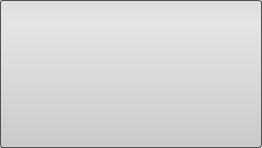
Qt form src/Interface/ToolInterface/MeasurementToolInterface.ui (SCIInstitute/Seg3D) before a commit.
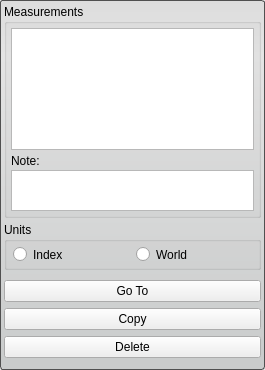
The same form after that commit. Custom widgets are drawn as their Qt base class.

Commit message: - Finished measurement tool layout.  Nothing is hooked up.

What changed in the file:
```diff
--- a/src/Interface/ToolInterface/MeasurementToolInterface.ui
+++ b/src/Interface/ToolInterface/MeasurementToolInterface.ui
@@ -6,12 +6,12 @@
    <rect>
     <x>0</x>
     <y>0</y>
-    <width>262</width>
-    <height>148</height>
+    <width>265</width>
+    <height>370</height>
    </rect>
   </property>
   <property name="sizePolicy">
-   <sizepolicy hsizetype="Preferred" vsizetype="Fixed">
+   <sizepolicy hsizetype="Preferred" vsizetype="Preferred">
     <horstretch>0</horstretch>
     <verstretch>0</verstretch>
    </sizepolicy>
@@ -19,7 +19,7 @@
   <property name="minimumSize">
    <size>
     <width>0</width>
-    <height>65</height>
+    <height>282</height>
    </size>
   </property>
   <property name="maximumSize">
@@ -32,21 +32,309 @@
    <string>Measure Tool</string>
   </property>
   <property name="styleSheet">
-   <string notr="true">QWidget#MeasurementToolInterface{
+   <string notr="true"/>
+  </property>
+  <layout class="QVBoxLayout" name="verticalLayout_6">
+   <property name="spacing">
+    <number>0</number>
+   </property>
+   <property name="margin">
+    <number>0</number>
+   </property>
+   <item>
+    <widget class="QWidget" name="base_" native="true">
+     <property name="minimumSize">
+      <size>
+       <width>0</width>
+       <height>0</height>
+      </size>
+     </property>
+     <property name="styleSheet">
+      <string notr="true">QWidget#base_{
   border-radius: 3px;
   border: 1px solid rgb(80, 80,80);
   background-color: qlineargradient(spread:pad, x1:0.5, y1:0, x2:0.5, y2:0.960227, stop:0 rgba(221, 221, 221, 255), stop:0.155779 rgba(228, 228, 228, 255), stop:1 rgba(202, 204, 204, 255));      
 }</string>
-  </property>
-  <layout class="QVBoxLayout" name="verticalLayout">
-   <property name="spacing">
-    <number>2</number>
-   </property>
-   <property name="margin">
-    <number>4</number>
-   </property>
+     </property>
+     <layout class="QVBoxLayout" name="verticalLayout_7">
+      <property name="spacing">
+       <number>0</number>
+      </property>
+      <property name="margin">
+       <number>4</number>
+      </property>
+      <item>
+       <widget class="QGroupBox" name="measurements_groupbox_">
+        <property name="title">
+         <string>Measurements</string>
+        </property>
+        <layout class="QVBoxLayout" name="verticalLayout_3" stretch="3,0,1">
+         <property name="spacing">
+          <number>0</number>
+         </property>
+         <property name="margin">
+          <number>4</number>
+         </property>
+         <item>
+          <widget class="QWidget" name="table_widget_" native="true">
+           <layout class="QVBoxLayout" name="verticalLayout_5">
+            <property name="spacing">
+             <number>0</number>
+            </property>
+            <property name="margin">
+             <number>0</number>
+            </property>
+            <item>
+             <widget class="Seg3D::MeasurementTableView" name="table_view_"/>
+            </item>
+           </layout>
+          </widget>
+         </item>
+         <item>
+          <widget class="QWidget" name="label_widget_" native="true">
+           <layout class="QHBoxLayout" name="horizontalLayout_3">
+            <property name="spacing">
+             <number>0</number>
+            </property>
+            <property name="leftMargin">
+             <number>0</number>
+            </property>
+            <property name="topMargin">
+             <number>4</number>
+            </property>
+            <property name="rightMargin">
+             <number>0</number>
+            </property>
+            <property name="bottomMargin">
+             <number>2</number>
+            </property>
+            <item>
+             <widget class="QLabel" name="note_label_">
+              <property name="text">
+               <string>Note:</string>
+              </property>
+             </widget>
+            </item>
+           </layout>
+          </widget>
+         </item>
+         <item>
+          <widget class="QWidget" name="textbox_widget_" native="true">
+           <property name="sizePolicy">
+            <sizepolicy hsizetype="Preferred" vsizetype="Preferred">
+             <horstretch>0</horstretch>
+             <verstretch>0</verstretch>
+            </sizepolicy>
+           </property>
+           <property name="minimumSize">
+            <size>
+             <width>0</width>
+             <height>40</height>
+            </size>
+           </property>
+           <property name="maximumSize">
+            <size>
+             <width>16777215</width>
+             <height>16777215</height>
+            </size>
+           </property>
+           <layout class="QVBoxLayout" name="verticalLayout">
+            <property name="spacing">
+             <number>0</number>
+            </property>
+            <property name="margin">
+             <number>0</number>
+            </property>
+            <item>
+             <widget class="QTextEdit" name="note_textbox_">
+              <property name="sizePolicy">
+               <sizepolicy hsizetype="Expanding" vsizetype="Expanding">
+                <horstretch>0</horstretch>
+                <verstretch>0</verstretch>
+               </sizepolicy>
+              </property>
+              <property name="minimumSize">
+               <size>
+                <width>0</width>
+                <height>0</height>
+               </size>
+              </property>
+             </widget>
+            </item>
+           </layout>
+          </widget>
+         </item>
+        </layout>
+        <zorder>table_view_</zorder>
+        <zorder>table_widget_</zorder>
+        <zorder>label_widget_</zorder>
+        <zorder>textbox_widget_</zorder>
+       </widget>
+      </item>
+      <item>
+       <widget class="QWidget" name="bottom_widget_" native="true">
+        <layout class="QVBoxLayout" name="verticalLayout_4">
+         <property name="spacing">
+          <number>0</number>
+         </property>
+         <property name="leftMargin">
+          <number>0</number>
+         </property>
+         <property name="topMargin">
+          <number>4</number>
+         </property>
+         <property name="rightMargin">
+          <number>0</number>
+         </property>
+         <property name="bottomMargin">
+          <number>0</number>
+         </property>
+         <item>
+          <widget class="QGroupBox" name="units_groupbox_">
+           <property name="title">
+            <string>Units</string>
+           </property>
+           <layout class="QHBoxLayout" name="horizontalLayout_5">
+            <property name="spacing">
+             <number>0</number>
+            </property>
+            <property name="leftMargin">
+             <number>4</number>
+            </property>
+            <property name="topMargin">
+             <number>0</number>
+            </property>
+            <property name="rightMargin">
+             <number>4</number>
+            </property>
+            <property name="bottomMargin">
+             <number>0</number>
+            </property>
+            <item>
+             <widget class="QWidget" name="rb_widget_" native="true">
+              <property name="minimumSize">
+               <size>
+                <width>0</width>
+                <height>25</height>
+               </size>
+              </property>
+              <property name="maximumSize">
+               <size>
+                <width>16777215</width>
+                <height>30</height>
+               </size>
+              </property>
+              <layout class="QHBoxLayout" name="horizontalLayout_4">
+               <property name="spacing">
+                <number>4</number>
+               </property>
+               <property name="leftMargin">
+                <number>2</number>
+               </property>
+               <property name="topMargin">
+                <number>4</number>
+               </property>
+               <property name="rightMargin">
+                <number>0</number>
+               </property>
+               <property name="bottomMargin">
+                <number>4</number>
+               </property>
+               <item>
+                <widget class="QRadioButton" name="rb_index_">
+                 <property name="text">
+                  <string>Index</string>
+                 </property>
+                </widget>
+               </item>
+               <item>
+                <widget class="QRadioButton" name="rb_world_">
+                 <property name="text">
+                  <string>World</string>
+                 </property>
+                </widget>
+               </item>
+              </layout>
+             </widget>
+            </item>
+           </layout>
+          </widget>
+         </item>
+         <item>
+          <widget class="QWidget" name="button_widget_" native="true">
+           <property name="sizePolicy">
+            <sizepolicy hsizetype="Preferred" vsizetype="Fixed">
+             <horstretch>0</horstretch>
+             <verstretch>0</verstretch>
+            </sizepolicy>
+           </property>
+           <property name="minimumSize">
+            <size>
+             <width>0</width>
+             <height>96</height>
+            </size>
+           </property>
+           <property name="maximumSize">
+            <size>
+             <width>16777215</width>
+             <height>96</height>
+            </size>
+           </property>
+           <layout class="QVBoxLayout" name="verticalLayout_2" stretch="0,0,0">
+            <property name="spacing">
+             <number>0</number>
+            </property>
+            <property name="leftMargin">
+             <number>0</number>
+            </property>
+            <property name="topMargin">
+             <number>4</number>
+            </property>
+            <property name="rightMargin">
+             <number>0</number>
+            </property>
+            <property name="bottomMargin">
+             <number>0</number>
+            </property>
+            <item>
+             <widget class="QPushButton" name="goto_button_">
+              <property name="text">
+               <string>Go To</string>
+              </property>
+             </widget>
+            </item>
+            <item>
+             <widget class="QPushButton" name="copy_button_">
+              <property name="text">
+               <string>Copy</string>
+              </property>
+             </widget>
+            </item>
+            <item>
+             <widget class="QPushButton" name="delete_button_">
+              <property name="text">
+               <string>Delete</string>
+              </property>
+             </widget>
+            </item>
+           </layout>
+          </widget>
+         </item>
+        </layout>
+       </widget>
+      </item>
+     </layout>
+    </widget>
+   </item>
   </layout>
  </widget>
+ <customwidgets>
+  <customwidget>
+   <class>Seg3D::MeasurementTableView</class>
+   <extends>QTableView</extends>
+   <header>Interface/ToolInterface/detail/MeasurementTableView.h</header>
+  </customwidget>
+ </customwidgets>
  <resources/>
  <connections/>
 </ui>
```
Left out of the diff: 2 changed lines with no effect on the pictures. The commit also changes 5 other files.
